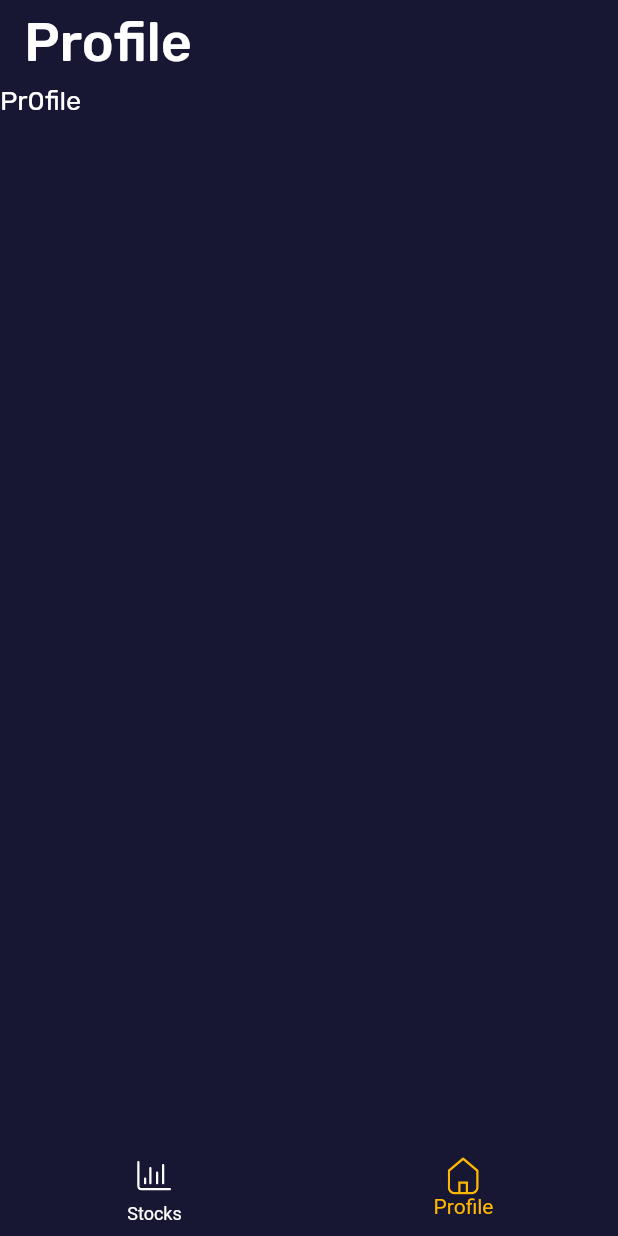
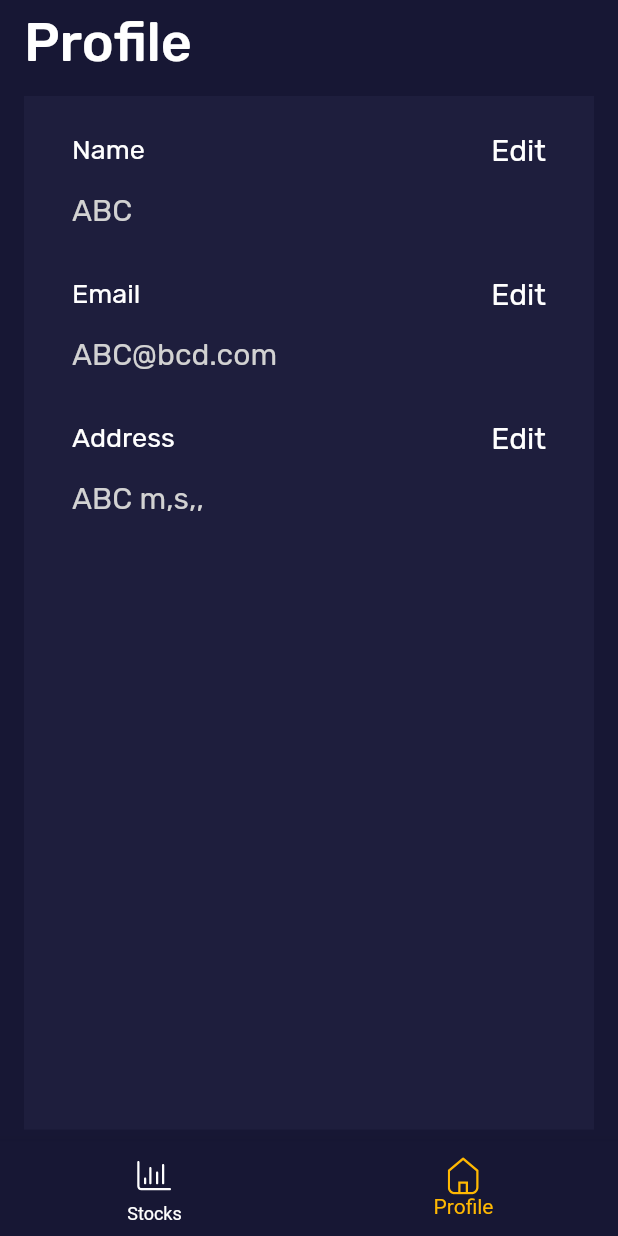
Before and after one commit to yadav940/validusApp_with_getx, a Flutter app: the screen it shows after launch, item 2 of the bottom bar chosen, on a phone screen of 412 x 824 dp. Run offline on Flutter 3.47's test engine with Material 2 defaults, Android fonts, the phone set to English and light mode, and no system bars; our stand-ins replace flutter_svg, get, google_fonts; network calls fail; Roboto replaces fonts that are missing (Test Founders Grotesk).

Commit message:
profile ui

```diff
--- a/lib/controller/validus_controller.dart
+++ b/lib/controller/validus_controller.dart
@@ -1,6 +1,5 @@
 
 import 'package:get/get.dart';
-import 'package:get/get_connect/http/src/status/http_status.dart';
 import 'package:validus/model/stocks_response.dart';
 
 import '../service/validus_service.dart';
@@ -14,7 +13,6 @@ class ValidusController extends GetxController{
   List<Data> stockList=[];
   @override
   void onInit() {
-    // TODO: implement onInit
     super.onInit();
     getStocksResponse();
   }
@@ -41,4 +39,5 @@ class ValidusController extends GetxController{
   }
 
 
+
 }
--- a/lib/main.dart
+++ b/lib/main.dart
@@ -1,6 +1,6 @@
-import 'package:flutter/material.dart';
 import 'dart:async';
 
+import 'package:flutter/material.dart';
 import 'package:flutter/services.dart';
 
 import 'main_common.dart';
--- a/lib/model/stocks_response.dart
+++ b/lib/model/stocks_response.dart
@@ -1,3 +1,8 @@
+
+import 'package:flutter/cupertino.dart';
+import 'package:intl/intl.dart';
+
+import '../ui/usefull/palette.dart';
 
 class StocksResponse {
   bool? success;
@@ -48,8 +53,13 @@ class Data {
   double? price;
   double? dayGain;
   String? lastTrade;
+  String? lastTradeString;
   String? extendedHours;
+  String? extendedHoursString;
   double? lastPrice;
+  String? changePercentage;
+  bool? isProfit;
+  Color? color;
 
   Data(
       {this.id,
@@ -66,8 +76,26 @@ class Data {
     price = json['price'];
     dayGain = json['dayGain'];
     lastTrade = json['lastTrade'];
+    lastTradeString = convertTime(json['lastTrade']);
     extendedHours = json['extendedHours'];
+    extendedHoursString = convertTime(json['extendedHours']);
     lastPrice = json['lastPrice'];
+    changePercentage= (((price ?? 0) - (lastPrice ?? 0)) *
+        100 /
+        (lastPrice ?? 1))
+        .toStringAsFixed(1);
+    isProfit=((price ?? 0) - (lastPrice ?? 0)) > 0;
+    if(((price ?? 0) - (lastPrice ?? 0)) > 0){
+      color= Palette.success;
+
+    }else{
+      color=Palette.colorError;
+    }
+  }
+
+  String convertTime(String data){
+    var date = DateTime.fromMicrosecondsSinceEpoch(int.parse(data));
+    return DateFormat('hh:mm a').format(date);
   }
 
   Map<String, dynamic> toJson() {
--- a/lib/service/validus_service.dart
+++ b/lib/service/validus_service.dart
@@ -1,10 +1,5 @@
 import 'package:get/get.dart';
-
-import '../model/stocks_response.dart';
-
 class ValidusService extends GetConnect {
-  // Get request
   Future<Response> getStocksResponse() => get('https://run.mocky.io/v3/fc3ddccf-855c-4bb6-861c-cf7896aa963e');
-  // Post request
 
 }
--- /dev/null
+++ b/lib/ui/views/profile_details.dart
@@ -0,0 +1,61 @@
+
+
+import 'package:flutter/cupertino.dart';
+import 'package:flutter/material.dart';
+
+import '../../controller/validus_controller.dart';
+import '../usefull/palette.dart';
+import '../usefull/styles/text_styles.dart';
+
+class ProfileDetails extends StatelessWidget {
+  ValidusController controller;
+
+  ProfileDetails(this.controller);
+  var padding16 = const EdgeInsets.only(left: 16, right: 16, top: 8, bottom: 8);
+  @override
+  Widget build(BuildContext context) {
+    return Padding(
+        padding: padding16,
+        child: Container(
+        color: Palette.cardBg,
+        padding: padding16,
+        child: Column(
+          children: [
+
+            getItea('Name', 'ABC'),
+            getItea('Email', 'ABC@bcd.com'),
+            getItea('Address', 'ABC m,s,, '),
+
+          ],
+        )
+    ));
+  }
+  Widget getItea(String title,String value){
+    return Padding(
+      padding: const EdgeInsets.all(16.0),
+      child: Column(
+        crossAxisAlignment: CrossAxisAlignment.start,
+        children: [
+          Row(
+            mainAxisAlignment: MainAxisAlignment.spaceBetween,
+            children: [
+              Text(
+                title,
+                style: TextStyles.sp18(color: Palette.colorWhite),
+              ),
+              Text('Edit',style: TextStyles.sp20(color: Palette.colorWhite),)
+
+            ],
+          ),
+          const SizedBox(height: 16,),
+
+          Text(
+            value,
+            style: TextStyles.sp20(),
+          ),
+
+        ],
+      ),
+    );
+  }
+}
--- a/lib/ui/views/validus_page.dart
+++ b/lib/ui/views/validus_page.dart
@@ -1,9 +1,8 @@
-import 'dart:async';
-
 import 'package:flutter/cupertino.dart';
 import 'package:flutter/material.dart';
+import 'package:flutter_svg/flutter_svg.dart';
 import 'package:get/get.dart';
-import 'package:flutter_svg/flutter_svg.dart';
+import 'package:validus/ui/views/profile_details.dart';
 import 'package:validus/ui/views/stock_list.dart';
 
 import '../../controller/validus_controller.dart';
@@ -76,11 +75,6 @@ class _ValidusPageState extends State<ValidusPage> {
   Widget get getBody {
     return controller.selectedIndex.value == 0
         ? StockList(controller)
-        : Container(
-            child: Text(
-              'Pr0file',
-              style: TextStyles.sp18(color: Colors.white),
-            ),
-          );
+        : ProfileDetails(controller);
   }
 }
--- a/lib/ui/widgets/app_card.dart
+++ b/lib/ui/widgets/app_card.dart
@@ -1,7 +1,5 @@
 
 import 'package:flutter/cupertino.dart';
-import '../usefull/palette.dart';
-import '../usefull/styles/text_styles.dart';
 
 import '../usefull/palette.dart';
 
--- a/lib/ui/widgets/app_text_field.dart
+++ b/lib/ui/widgets/app_text_field.dart
@@ -1,5 +1,6 @@
 import 'package:flutter/material.dart';
 import 'package:flutter/services.dart';
+
 import '../usefull/palette.dart';
 import '../usefull/styles/text_styles.dart';
 
--- a/lib/ui/widgets/app_title.dart
+++ b/lib/ui/widgets/app_title.dart
@@ -1,4 +1,5 @@
 import 'package:flutter/cupertino.dart';
+
 import '../usefull/palette.dart';
 import '../usefull/styles/text_styles.dart';
 
--- a/lib/ui/widgets/play_button.dart
+++ b/lib/ui/widgets/play_button.dart
@@ -1,8 +1,8 @@
 
 import 'package:flutter/cupertino.dart';
 import 'package:flutter/material.dart';
+
 import '../usefull/palette.dart';
-import '../usefull/styles/text_styles.dart';
 
 class PlayButton extends StatelessWidget {
   const PlayButton({Key? key, this.height=30}) : super(key: key);
--- a/lib/ui/widgets/popup_utils.dart
+++ b/lib/ui/widgets/popup_utils.dart
@@ -1,6 +1,7 @@
 import 'package:flutter/material.dart';
 import 'package:flutter/widgets.dart';
 import 'package:get/get.dart';
+
 import '../usefull/palette.dart';
 import '../usefull/styles/card_styles.dart';
 
--- a/pubspec.yaml
+++ b/pubspec.yaml
@@ -36,6 +36,7 @@ dependencies:
   cupertino_icons: ^1.0.2
 
   get: ^4.3.8
+  intl: ^0.17.0
   flutter_svg: ^1.0.3
   google_fonts: ^2.2.0
 
```
Also changed, not shown: lib/ui/views/stock_list.dart (+5 -14 lines), pubspec.lock.
